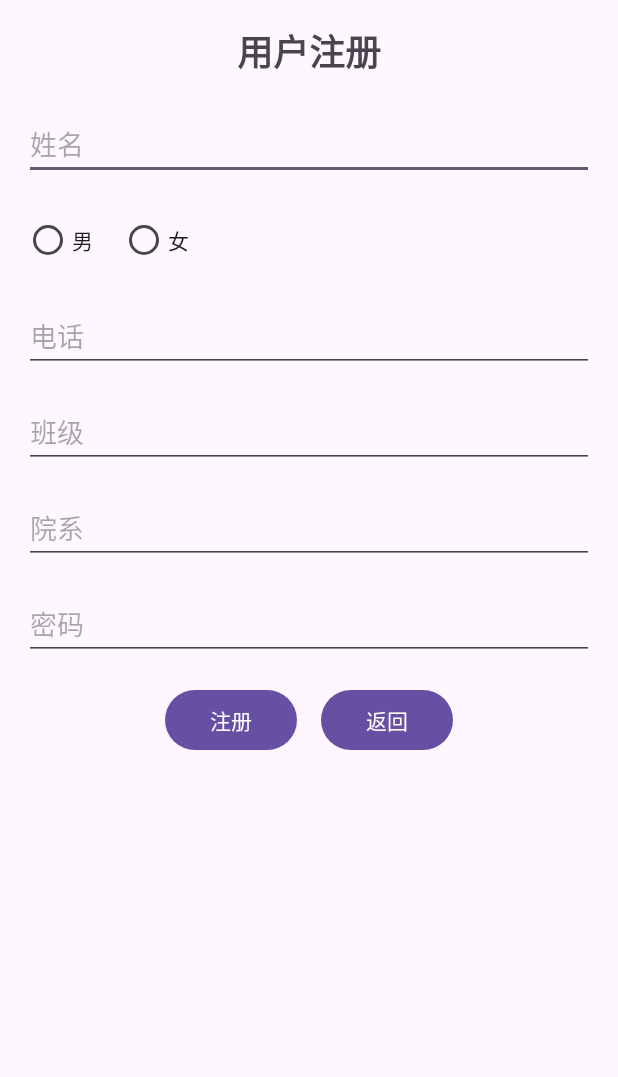
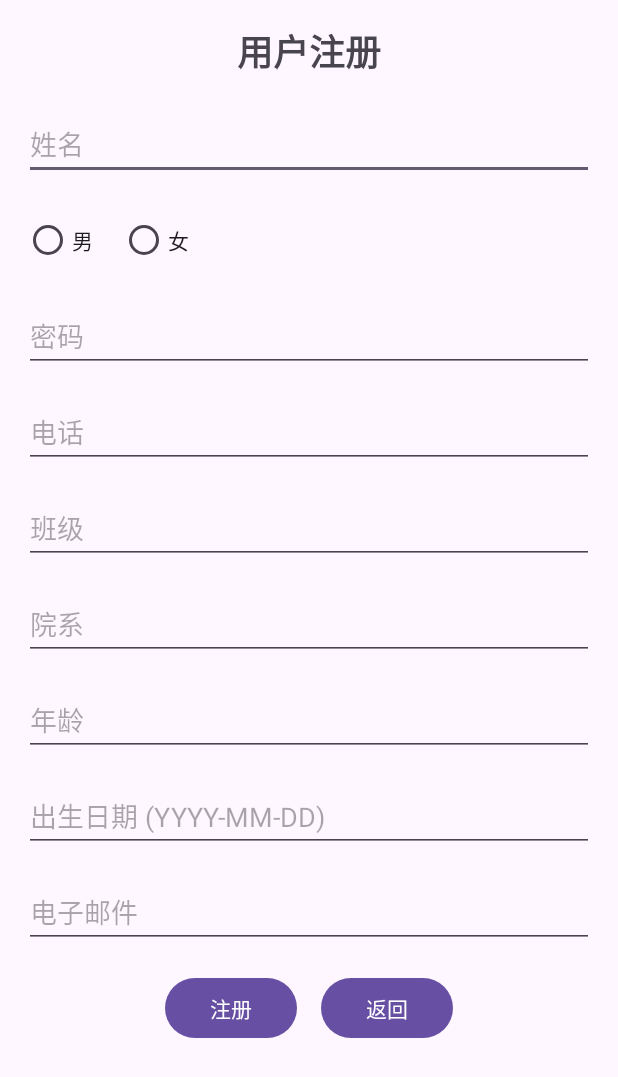
Before and after one commit to Ww-Root-0/Android_student-information-management-system, an Android app: the RegisterActivity screen opened directly, with no data from a screen before it, on a phone screen of 412 x 824 dp. Shown: the top 1077 px of the screen. Run offline under Robolectric (Android 15) with nearby library versions, the phone set to English and light mode, and no system bars.

Commit message:
建新表

```diff
--- a/app/src/main/java/com/example/myapp_keshe/Control/RegisterActivity.java
+++ b/app/src/main/java/com/example/myapp_keshe/Control/RegisterActivity.java
@@ -18,9 +18,9 @@ import com.example.myapp_keshe.R;
 
 public class RegisterActivity extends AppCompatActivity {
 
-    private EditText editTextName, editTextPhone, editTextClass, editTextDepartment, editTextPassword;
+    private EditText editTextName, editTextPhone, editTextClass, editTextPassword, editTextAge, editTextDateOfBirth, editTextEmail;
     private RadioGroup radioGroupGender;
-    private Button buttonRegister,buttonBack;
+    private Button buttonRegister, buttonBack;
     private MyHelper myHelper;
 
     @Override
@@ -36,8 +36,10 @@ public class RegisterActivity extends AppCompatActivity {
         editTextName = findViewById(R.id.editTextName);
         editTextPhone = findViewById(R.id.editTextPhone);
         editTextClass = findViewById(R.id.editTextClass);
-        editTextDepartment = findViewById(R.id.editTextDepartment);
         editTextPassword = findViewById(R.id.editTextPassword);
+        editTextAge = findViewById(R.id.editTextAge);
+        editTextDateOfBirth = findViewById(R.id.editTextDateOfBirth);
+        editTextEmail = findViewById(R.id.editTextEmail);
         radioGroupGender = findViewById(R.id.radioGroupGender);
         buttonRegister = findViewById(R.id.buttonRegister);
         buttonBack = findViewById(R.id.buttonBack);
@@ -60,31 +62,44 @@ public class RegisterActivity extends AppCompatActivity {
         String name = editTextName.getText().toString().trim();
         String phone = editTextPhone.getText().toString().trim();
         String className = editTextClass.getText().toString().trim();
-        String department = editTextDepartment.getText().toString().trim();
         String password = editTextPassword.getText().toString().trim();
+        String ageStr = editTextAge.getText().toString().trim();
+        String dateOfBirth = editTextDateOfBirth.getText().toString().trim();
+        String email = editTextEmail.getText().toString().trim();
         int selectedGenderId = radioGroupGender.getCheckedRadioButtonId();
         RadioButton selectedGenderButton = findViewById(selectedGenderId);
         String gender = selectedGenderButton.getText().toString();
 
-        if (name.isEmpty() || phone.isEmpty() || className.isEmpty() || department.isEmpty() || password.isEmpty() || gender.isEmpty()) {
+        if (name.isEmpty() || phone.isEmpty() || className.isEmpty() || password.isEmpty() || gender.isEmpty() || ageStr.isEmpty() || dateOfBirth.isEmpty() || email.isEmpty()) {
             Toast.makeText(this, "请填写所有字段", Toast.LENGTH_SHORT).show();
             return;
         }
+
+        int age;
+        try {
+            age = Integer.parseInt(ageStr);
+        } catch (NumberFormatException e) {
+            Toast.makeText(this, "年龄必须是一个整数", Toast.LENGTH_SHORT).show();
+            return;
+        }
+
         SQLiteDatabase db = myHelper.getWritableDatabase();
         ContentValues values = new ContentValues();
         values.put("name", name);
         values.put("gender", gender);
         values.put("phone", phone);
         values.put("class", className);
-        values.put("department", department);
         values.put("password", password);
+        values.put("age", age);
+        values.put("date_of_birth", dateOfBirth);
+        values.put("email", email);
 
         long newRowId = db.insert("users", null, values);
         if (newRowId == -1) {
             Toast.makeText(this, "注册失败", Toast.LENGTH_SHORT).show();
         } else {
             Toast.makeText(this, "注册成功", Toast.LENGTH_SHORT).show();
-            Intent intent = new Intent(this,LoginActivity.class);
+            Intent intent = new Intent(this, LoginActivity.class);
             startActivity(intent);
             finish(); // 关闭当前 Activity
         }
--- a/app/src/main/res/layout/register.xml
+++ b/app/src/main/res/layout/register.xml
@@ -45,7 +45,13 @@
                 android:text="女"
                 android:layout_marginStart="16dp" />
         </RadioGroup>
-
+        <EditText
+            android:id="@+id/editTextPassword"
+            android:layout_width="match_parent"
+            android:layout_height="wrap_content"
+            android:hint="密码"
+            android:inputType="textPassword"
+            android:layout_marginBottom="16dp" />
         <EditText
             android:id="@+id/editTextPhone"
             android:layout_width="match_parent"
@@ -68,12 +74,31 @@
             android:hint="院系"
             android:layout_marginBottom="16dp" />
 
+
+
+        <!-- 新增的输入字段 -->
         <EditText
-            android:id="@+id/editTextPassword"
+            android:id="@+id/editTextAge"
             android:layout_width="match_parent"
             android:layout_height="wrap_content"
-            android:hint="密码"
-            android:inputType="textPassword"
+            android:hint="年龄"
+            android:inputType="number"
+            android:layout_marginBottom="16dp" />
+
+        <EditText
+            android:id="@+id/editTextDateOfBirth"
+            android:layout_width="match_parent"
+            android:layout_height="wrap_content"
+            android:hint="出生日期 (YYYY-MM-DD)"
+            android:inputType="date"
+            android:layout_marginBottom="16dp" />
+
+        <EditText
+            android:id="@+id/editTextEmail"
+            android:layout_width="match_parent"
+            android:layout_height="wrap_content"
+            android:hint="电子邮件"
+            android:inputType="textEmailAddress"
             android:layout_marginBottom="16dp" />
 
         <LinearLayout
--- a/app/src/main/res/layout/stuclass.xml
+++ b/app/src/main/res/layout/stuclass.xml
@@ -31,5 +31,6 @@
     <ListView
         android:id="@+id/listViewStudents"
         android:layout_width="match_parent"
-        android:layout_height="wrap_content" />
+        android:layout_height="wrap_content"
+        android:layout_marginTop="16dp"/>
 </LinearLayout>
```
Also changed, not shown: app/src/main/java/com/example/myapp_keshe/Control/ClassQueryActivity.java (+29 -10 lines), app/src/main/java/com/example/myapp_keshe/Date/ContactAdapter.java (deleted, +0 -46 lines), app/src/main/java/com/example/myapp_keshe/Date/MyHelper.java (+27 -3 lines), app/src/main/res/layout/listview.xml (+6 -7 lines).
